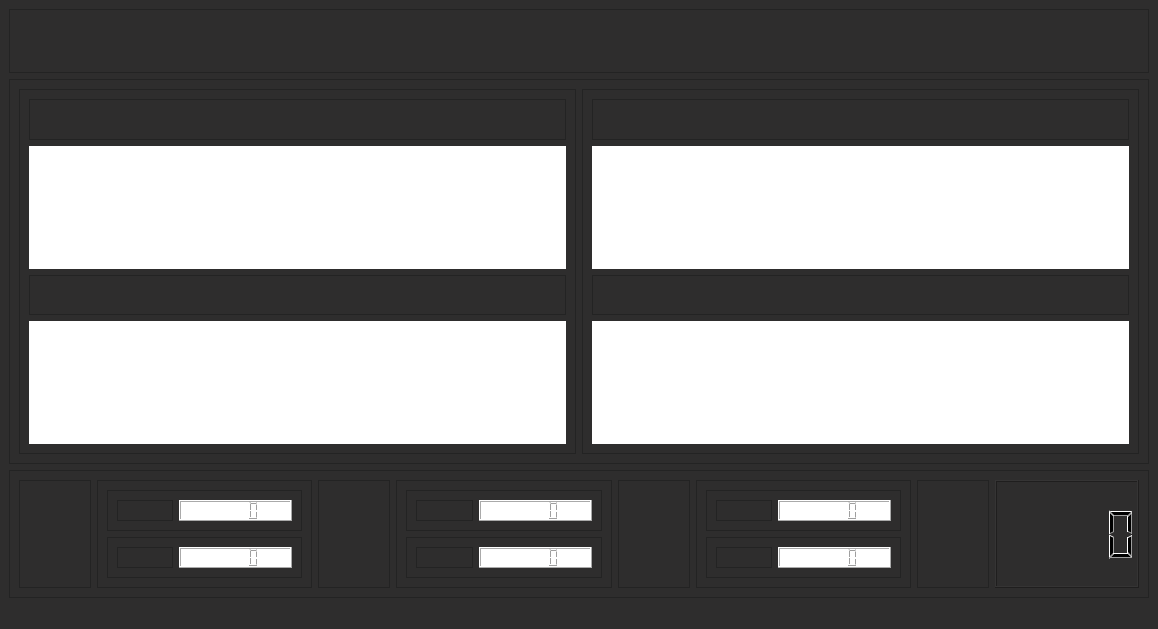
Before: the Qt Designer form seismograph.ui in Hi-Keiko/tugas-hardware-caslab, drawn with Qt 5.
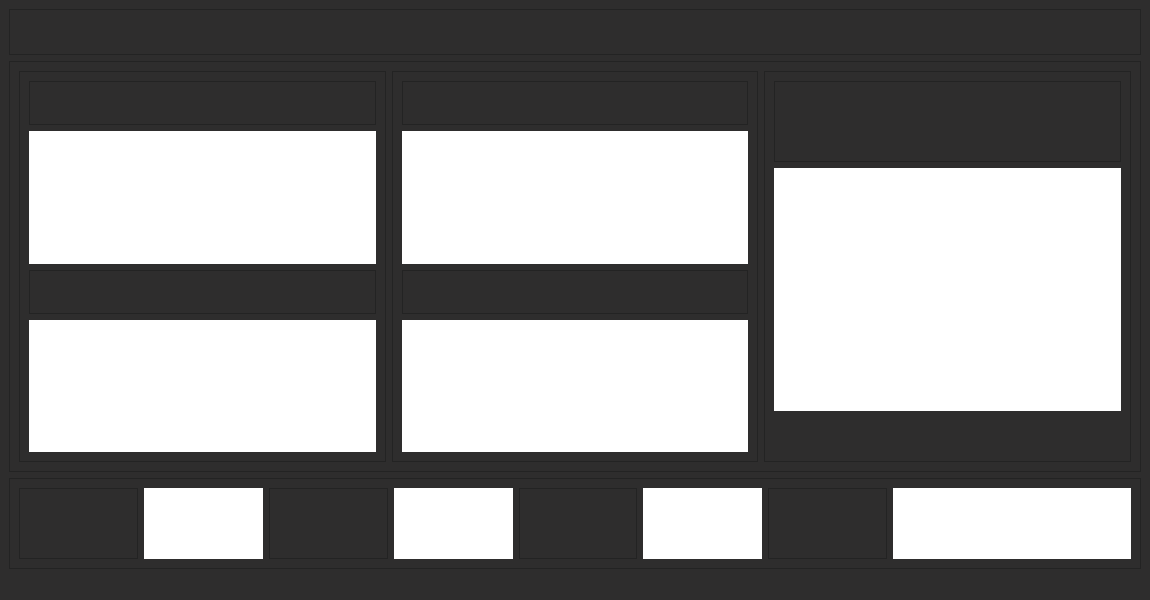
After: the same form once the commit is applied. Icons and pictures are not drawn.

```diff
--- a/seismograph.ui
+++ b/seismograph.ui
@@ -6,8 +6,8 @@
    <rect>
     <x>0</x>
     <y>0</y>
-    <width>1158</width>
-    <height>629</height>
+    <width>1150</width>
+    <height>600</height>
    </rect>
   </property>
   <property name="windowTitle">
@@ -17,7 +17,7 @@
    <string notr="true">background-color: rgb(46, 45, 45);</string>
   </property>
   <widget class="QWidget" name="centralwidget">
-   <layout class="QVBoxLayout" name="verticalLayout_5" stretch="1,6,2">
+   <layout class="QVBoxLayout" name="verticalLayout_5" stretch="1,9,2">
     <item>
      <widget class="QFrame" name="frame_8">
       <property name="sizePolicy">
@@ -51,7 +51,7 @@
       <property name="frameShadow">
        <enum>QFrame::Raised</enum>
       </property>
-      <layout class="QHBoxLayout" name="horizontalLayout_4" stretch="1,1">
+      <layout class="QHBoxLayout" name="horizontalLayout_4" stretch="1,1,1">
        <item>
         <widget class="QFrame" name="frame">
          <property name="sizePolicy">
@@ -216,6 +216,69 @@
          </layout>
         </widget>
        </item>
+       <item>
+        <widget class="QFrame" name="frame_29">
+         <property name="sizePolicy">
+          <sizepolicy hsizetype="Expanding" vsizetype="Expanding">
+           <horstretch>0</horstretch>
+           <verstretch>0</verstretch>
+          </sizepolicy>
+         </property>
+         <property name="frameShape">
+          <enum>QFrame::StyledPanel</enum>
+         </property>
+         <property name="frameShadow">
+          <enum>QFrame::Raised</enum>
+         </property>
+         <layout class="QVBoxLayout" name="verticalLayout_7" stretch="2,6,1">
+          <item>
+           <widget class="QFrame" name="frame_30">
+            <property name="sizePolicy">
+             <sizepolicy hsizetype="Expanding" vsizetype="Expanding">
+              <horstretch>0</horstretch>
+              <verstretch>0</verstretch>
+             </sizepolicy>
+            </property>
+            <property name="styleSheet">
+             <string notr="true">image: url(:/newPrefix/Yawac.png)</string>
+            </property>
+            <property name="frameShape">
+             <enum>QFrame::StyledPanel</enum>
+            </property>
+            <property name="frameShadow">
+             <enum>QFrame::Raised</enum>
+            </property>
+           </widget>
+          </item>
+          <item>
+           <widget class="QWidget" name="yawac" native="true">
+            <property name="sizePolicy">
+             <sizepolicy hsizetype="Expanding" vsizetype="Expanding">
+              <horstretch>0</horstretch>
+              <verstretch>0</verstretch>
+             </sizepolicy>
+            </property>
+            <property name="styleSheet">
+             <string notr="true">background-color: rgb(255, 255, 255)</string>
+            </property>
+           </widget>
+          </item>
+          <item>
+           <spacer name="verticalSpacer">
+            <property name="orientation">
+             <enum>Qt::Vertical</enum>
+            </property>
+            <property name="sizeHint" stdset="0">
+             <size>
+              <width>20</width>
+              <height>40</height>
+             </size>
+            </property>
+           </spacer>
+          </item>
+         </layout>
+        </widget>
+       </item>
       </layout>
      </widget>
     </item>
@@ -233,7 +296,7 @@
       <property name="frameShadow">
        <enum>QFrame::Raised</enum>
       </property>
-      <layout class="QHBoxLayout" name="horizontalLayout_3" stretch="1,3,1,3,1,3,1,2">
+      <layout class="QHBoxLayout" name="horizontalLayout_3" stretch="1,1,1,1,1,1,1,2">
        <item>
         <widget class="QFrame" name="frame_13">
          <property name="sizePolicy">
@@ -254,121 +317,16 @@
         </widget>
        </item>
        <item>
-        <widget class="QFrame" name="frame_4">
+        <widget class="QWidget" name="pga" native="true">
          <property name="sizePolicy">
           <sizepolicy hsizetype="Expanding" vsizetype="Expanding">
            <horstretch>0</horstretch>
            <verstretch>0</verstretch>
           </sizepolicy>
          </property>
-         <property name="frameShape">
-          <enum>QFrame::StyledPanel</enum>
+         <property name="styleSheet">
+          <string notr="true">background-color: rgb(255, 255, 255)</string>
          </property>
-         <property name="frameShadow">
-          <enum>QFrame::Raised</enum>
-         </property>
-         <layout class="QVBoxLayout" name="verticalLayout_4" stretch="1,1">
-          <item>
-           <widget class="QFrame" name="frame_5">
-            <property name="sizePolicy">
-             <sizepolicy hsizetype="Expanding" vsizetype="Expanding">
-              <horstretch>0</horstretch>
-              <verstretch>0</verstretch>
-             </sizepolicy>
-            </property>
-            <property name="frameShape">
-             <enum>QFrame::StyledPanel</enum>
-            </property>
-            <property name="frameShadow">
-             <enum>QFrame::Raised</enum>
-            </property>
-            <layout class="QHBoxLayout" name="horizontalLayout" stretch="1,2">
-             <item>
-              <widget class="QFrame" name="frame_23">
-               <property name="sizePolicy">
-                <sizepolicy hsizetype="Expanding" vsizetype="Expanding">
-                 <horstretch>0</horstretch>
-                 <verstretch>0</verstretch>
-                </sizepolicy>
-               </property>
-               <property name="styleSheet">
-                <string notr="true">image: url(:/newPrefix/roll.png)</string>
-               </property>
-               <property name="frameShape">
-                <enum>QFrame::StyledPanel</enum>
-               </property>
-               <property name="frameShadow">
-                <enum>QFrame::Raised</enum>
-               </property>
-              </widget>
-             </item>
-             <item>
-              <widget class="QLCDNumber" name="lcdNumber">
-               <property name="sizePolicy">
-                <sizepolicy hsizetype="Expanding" vsizetype="Expanding">
-                 <horstretch>0</horstretch>
-                 <verstretch>0</verstretch>
-                </sizepolicy>
-               </property>
-               <property name="styleSheet">
-                <string notr="true">background-color: rgb(255, 255, 255);</string>
-               </property>
-              </widget>
-             </item>
-            </layout>
-           </widget>
-          </item>
-          <item>
-           <widget class="QFrame" name="frame_6">
-            <property name="sizePolicy">
-             <sizepolicy hsizetype="Expanding" vsizetype="Expanding">
-              <horstretch>0</horstretch>
-              <verstretch>0</verstretch>
-             </sizepolicy>
-            </property>
-            <property name="frameShape">
-             <enum>QFrame::StyledPanel</enum>
-            </property>
-            <property name="frameShadow">
-             <enum>QFrame::Raised</enum>
-            </property>
-            <layout class="QHBoxLayout" name="horizontalLayout_2" stretch="1,2">
-             <item>
-              <widget class="QFrame" name="frame_24">
-               <property name="sizePolicy">
-                <sizepolicy hsizetype="Expanding" vsizetype="Expanding">
-                 <horstretch>0</horstretch>
-                 <verstretch>0</verstretch>
-                </sizepolicy>
-               </property>
-               <property name="styleSheet">
-                <string notr="true">image: url(:/newPrefix/pitch.png)</string>
-               </property>
-               <property name="frameShape">
-                <enum>QFrame::StyledPanel</enum>
-               </property>
-               <property name="frameShadow">
-                <enum>QFrame::Raised</enum>
-               </property>
-              </widget>
-             </item>
-             <item>
-              <widget class="QLCDNumber" name="lcdNumber_2">
-               <property name="sizePolicy">
-                <sizepolicy hsizetype="Expanding" vsizetype="Expanding">
-                 <horstretch>0</horstretch>
-                 <verstretch>0</verstretch>
-                </sizepolicy>
-               </property>
-               <property name="styleSheet">
-                <string notr="true">background-color: rgb(255, 255, 255);</string>
-               </property>
-              </widget>
-             </item>
-            </layout>
-           </widget>
-          </item>
-         </layout>
         </widget>
        </item>
        <item>
@@ -391,121 +349,16 @@
         </widget>
        </item>
        <item>
-        <widget class="QFrame" name="frame_15">
+        <widget class="QWidget" name="pgv" native="true">
          <property name="sizePolicy">
           <sizepolicy hsizetype="Expanding" vsizetype="Expanding">
            <horstretch>0</horstretch>
            <verstretch>0</verstretch>
           </sizepolicy>
          </property>
-         <property name="frameShape">
-          <enum>QFrame::StyledPanel</enum>
+         <property name="styleSheet">
+          <string notr="true">background-color: rgb(255, 255, 255)</string>
          </property>
-         <property name="frameShadow">
-          <enum>QFrame::Raised</enum>
-         </property>
-         <layout class="QVBoxLayout" name="verticalLayout" stretch="1,1">
-          <item>
-           <widget class="QFrame" name="frame_16">
-            <property name="sizePolicy">
-             <sizepolicy hsizetype="Expanding" vsizetype="Expanding">
-              <horstretch>0</horstretch>
-              <verstretch>0</verstretch>
-             </sizepolicy>
-            </property>
-            <property name="frameShape">
-             <enum>QFrame::StyledPanel</enum>
-            </property>
-            <property name="frameShadow">
-             <enum>QFrame::Raised</enum>
-            </property>
-            <layout class="QHBoxLayout" name="horizontalLayout_5" stretch="1,2">
-             <item>
-              <widget class="QFrame" name="frame_25">
-               <property name="sizePolicy">
-                <sizepolicy hsizetype="Expanding" vsizetype="Expanding">
-                 <horstretch>0</horstretch>
-                 <verstretch>0</verstretch>
-                </sizepolicy>
-               </property>
-               <property name="styleSheet">
-                <string notr="true">image: url(:/newPrefix/roll.png)</string>
-               </property>
-               <property name="frameShape">
-                <enum>QFrame::StyledPanel</enum>
-               </property>
-               <property name="frameShadow">
-                <enum>QFrame::Raised</enum>
-               </property>
-              </widget>
-             </item>
-             <item>
-              <widget class="QLCDNumber" name="lcdNumber_4">
-               <property name="sizePolicy">
-                <sizepolicy hsizetype="Expanding" vsizetype="Expanding">
-                 <horstretch>0</horstretch>
-                 <verstretch>0</verstretch>
-                </sizepolicy>
-               </property>
-               <property name="styleSheet">
-                <string notr="true">background-color: rgb(255, 255, 255);</string>
-               </property>
-              </widget>
-             </item>
-            </layout>
-           </widget>
-          </item>
-          <item>
-           <widget class="QFrame" name="frame_17">
-            <property name="sizePolicy">
-             <sizepolicy hsizetype="Expanding" vsizetype="Expanding">
-              <horstretch>0</horstretch>
-              <verstretch>0</verstretch>
-             </sizepolicy>
-            </property>
-            <property name="frameShape">
-             <enum>QFrame::StyledPanel</enum>
-            </property>
-            <property name="frameShadow">
-             <enum>QFrame::Raised</enum>
-            </property>
-            <layout class="QHBoxLayout" name="horizontalLayout_6" stretch="1,2">
-             <item>
-              <widget class="QFrame" name="frame_26">
-               <property name="sizePolicy">
-                <sizepolicy hsizetype="Expanding" vsizetype="Expanding">
-                 <horstretch>0</horstretch>
-                 <verstretch>0</verstretch>
-                </sizepolicy>
-               </property>
-               <property name="styleSheet">
-                <string notr="true">image: url(:/newPrefix/pitch.png)</string>
-               </property>
-               <property name="frameShape">
-                <enum>QFrame::StyledPanel</enum>
-               </property>
-               <property name="frameShadow">
-                <enum>QFrame::Raised</enum>
-               </property>
-              </widget>
-             </item>
-             <item>
-              <widget class="QLCDNumber" name="lcdNumber_5">
-               <property name="sizePolicy">
-                <sizepolicy hsizetype="Expanding" vsizetype="Expanding">
-                 <horstretch>0</horstretch>
-                 <verstretch>0</verstretch>
-                </sizepolicy>
-               </property>
-               <property name="styleSheet">
-                <string notr="true">background-color: rgb(255, 255, 255);</string>
-               </property>
-              </widget>
-             </item>
-            </layout>
-           </widget>
-          </item>
-         </layout>
         </widget>
        </item>
        <item>
@@ -528,109 +381,16 @@
         </widget>
        </item>
        <item>
-        <widget class="QFrame" name="frame_19">
+        <widget class="QWidget" name="pgd" native="true">
          <property name="sizePolicy">
           <sizepolicy hsizetype="Expanding" vsizetype="Expanding">
            <horstretch>0</horstretch>
            <verstretch>0</verstretch>
           </sizepolicy>
          </property>
-         <property name="frameShape">
-          <enum>QFrame::StyledPanel</enum>
+         <property name="styleSheet">
+          <string notr="true">background-color: rgb(255, 255, 255)</string>
          </property>
-         <property name="frameShadow">
-          <enum>QFrame::Raised</enum>
-         </property>
-         <layout class="QVBoxLayout" name="verticalLayout_6" stretch="1,1">
-          <item>
-           <widget class="QFrame" name="frame_20">
-            <property name="frameShape">
-             <enum>QFrame::StyledPanel</enum>
-            </property>
-            <property name="frameShadow">
-             <enum>QFrame::Raised</enum>
-            </property>
-            <layout class="QHBoxLayout" name="horizontalLayout_7" stretch="1,2">
-             <item>
-              <widget class="QFrame" name="frame_27">
-               <property name="sizePolicy">
-                <sizepolicy hsizetype="Expanding" vsizetype="Expanding">
-                 <horstretch>0</horstretch>
-                 <verstretch>0</verstretch>
-                </sizepolicy>
-               </property>
-               <property name="styleSheet">
-                <string notr="true">image: url(:/newPrefix/roll.png)</string>
-               </property>
-               <property name="frameShape">
-                <enum>QFrame::StyledPanel</enum>
-               </property>
-               <property name="frameShadow">
-                <enum>QFrame::Raised</enum>
-               </property>
-              </widget>
-             </item>
-             <item>
-              <widget class="QLCDNumber" name="lcdNumber_6">
-               <property name="sizePolicy">
-                <sizepolicy hsizetype="Expanding" vsizetype="Expanding">
-                 <horstretch>0</horstretch>
-                 <verstretch>0</verstretch>
-                </sizepolicy>
-               </property>
-               <property name="styleSheet">
-                <string notr="true">background-color: rgb(255, 255, 255);</string>
-               </property>
-              </widget>
-             </item>
-            </layout>
-           </widget>
-          </item>
-          <item>
-           <widget class="QFrame" name="frame_21">
-            <property name="frameShape">
-             <enum>QFrame::StyledPanel</enum>
-            </property>
-            <property name="frameShadow">
-             <enum>QFrame::Raised</enum>
-            </property>
-            <layout class="QHBoxLayout" name="horizontalLayout_8" stretch="1,2">
-             <item>
-              <widget class="QFrame" name="frame_28">
-               <property name="sizePolicy">
-                <sizepolicy hsizetype="Expanding" vsizetype="Expanding">
-                 <horstretch>0</horstretch>
-                 <verstretch>0</verstretch>
-                </sizepolicy>
-               </property>
-               <property name="styleSheet">
-                <string notr="true">image: url(:/newPrefix/pitch.png)</string>
-               </property>
-               <property name="frameShape">
-                <enum>QFrame::StyledPanel</enum>
-               </property>
-               <property name="frameShadow">
-                <enum>QFrame::Raised</enum>
-               </property>
-              </widget>
-             </item>
-             <item>
-              <widget class="QLCDNumber" name="lcdNumber_7">
-               <property name="sizePolicy">
-                <sizepolicy hsizetype="Expanding" vsizetype="Expanding">
-                 <horstretch>0</horstretch>
-                 <verstretch>0</verstretch>
-                </sizepolicy>
-               </property>
-               <property name="styleSheet">
-                <string notr="true">background-color: rgb(255, 255, 255);</string>
-               </property>
-              </widget>
-             </item>
-            </layout>
-           </widget>
-          </item>
-         </layout>
         </widget>
        </item>
        <item>
@@ -653,13 +413,16 @@
         </widget>
        </item>
        <item>
-        <widget class="QLCDNumber" name="lcdNumber_3">
+        <widget class="QWidget" name="widget_4" native="true">
          <property name="sizePolicy">
           <sizepolicy hsizetype="Expanding" vsizetype="Expanding">
            <horstretch>0</horstretch>
            <verstretch>0</verstretch>
           </sizepolicy>
          </property>
+         <property name="styleSheet">
+          <string notr="true">background-color: rgb(255, 255, 255)</string>
+         </property>
         </widget>
        </item>
       </layout>
```
Left out of the diff: 8 changed lines with no effect on the pictures.
